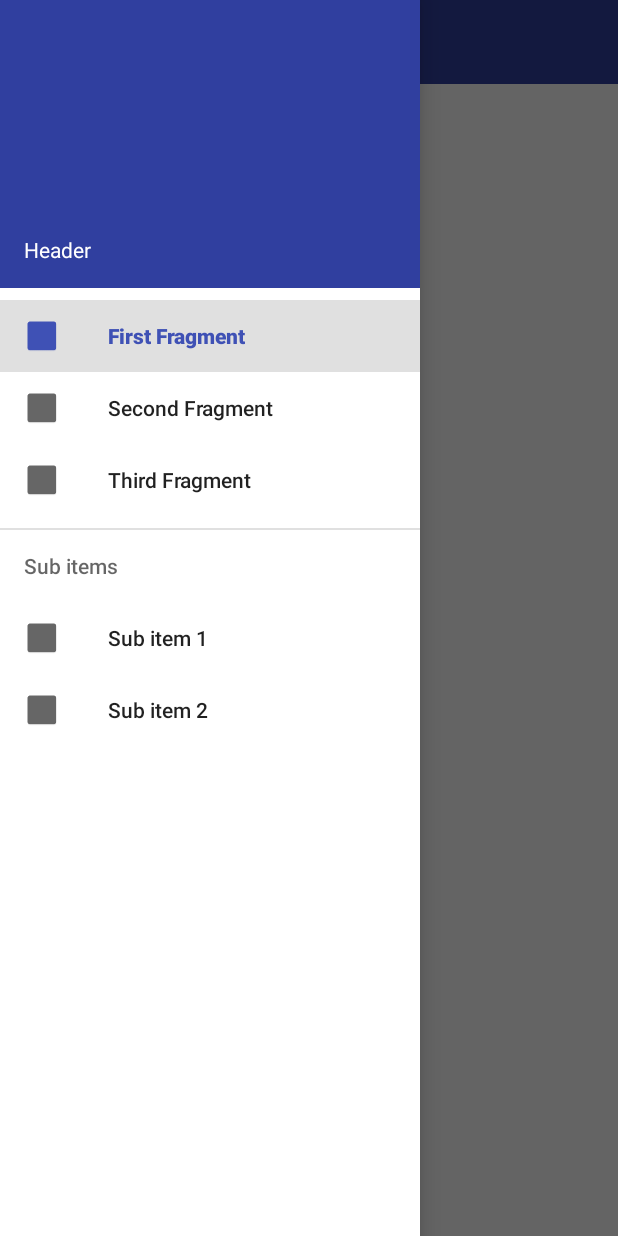
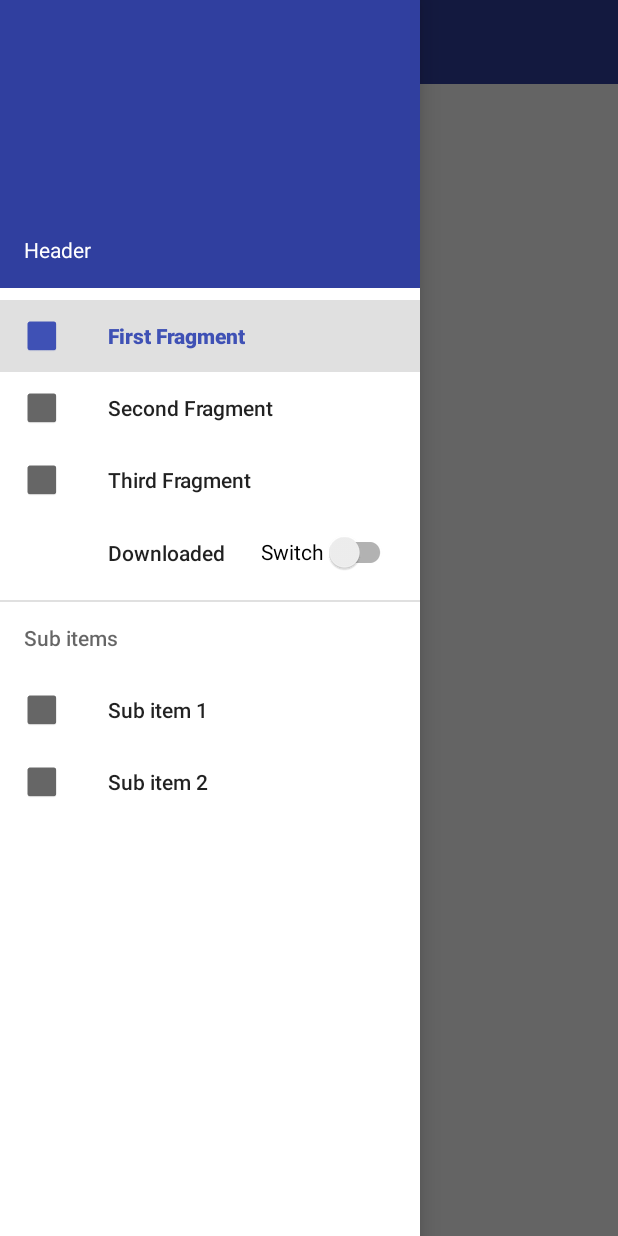
Before and after one commit to JasonXiang2014/AndroidTaste, an Android app: the NavigationDrawerAct screen opened directly, with no data from a screen before it, with the side drawer open, on a phone screen of 412 x 824 dp. Run offline under Robolectric (Android 15) with nearby library versions, the phone set to English and light mode, and no system bars; our stand-ins replace ButterKnife.

Commit message:
Adding custom views to navigation drawer

```diff
--- a/app/src/main/java/jasonxiang/com/doItYourself/xj/ui/navigationdrawer/NavigationDrawerAct.java
+++ b/app/src/main/java/jasonxiang/com/doItYourself/xj/ui/navigationdrawer/NavigationDrawerAct.java
@@ -5,11 +5,14 @@ import android.os.Bundle;
 import android.support.design.widget.NavigationView;
 import android.support.v4.app.Fragment;
 import android.support.v4.app.FragmentManager;
+import android.support.v4.view.MenuItemCompat;
 import android.support.v4.widget.DrawerLayout;
 import android.support.v7.app.ActionBarDrawerToggle;
 import android.support.v7.widget.Toolbar;
+import android.view.Menu;
 import android.view.MenuItem;
 import android.view.View;
+import android.widget.Toast;
 
 import butterknife.BindView;
 import jasonxiang.com.doItYourself.R;
@@ -51,9 +54,19 @@ public class NavigationDrawerAct extends BaseActivity {
         drawerToggle = setupDrawerToggle();
 
         setFirstFragmentContent();
+
+        Menu menu = nvDrawer.getMenu();
+        MenuItem menuItem = menu.findItem(R.id.nav_switch);
+        View actionView = MenuItemCompat.getActionView(menuItem);
+        actionView.setOnClickListener(new View.OnClickListener() {
+            @Override
+            public void onClick(View v) {
+                Toast.makeText(NavigationDrawerAct.this, "Click Switch", Toast.LENGTH_LONG).show();
+            }
+        });
     }
 
-    private void setFirstFragmentContent(){
+    private void setFirstFragmentContent() {
         Fragment fragment = PageFragment.newInstance(0);
         FragmentManager fragmentManager = getSupportFragmentManager();
         fragmentManager.beginTransaction().replace(R.id.flContent, fragment).commit();
--- /dev/null
+++ b/app/src/main/res/layout/action_view_switch.xml
@@ -0,0 +1,10 @@
+<?xml version="1.0" encoding="utf-8"?>
+<LinearLayout xmlns:android="http://schemas.android.com/apk/res/android"
+    android:orientation="horizontal" android:layout_width="match_parent"
+    android:layout_height="match_parent">
+
+    <android.support.v7.widget.SwitchCompat
+        android:layout_width="fill_parent"
+        android:layout_height="match_parent"
+        android:text="Switch"/>
+</LinearLayout>
--- a/app/src/main/res/menu/drawer_view.xml
+++ b/app/src/main/res/menu/drawer_view.xml
@@ -1,5 +1,6 @@
 <?xml version="1.0" encoding="utf-8"?>
-<menu xmlns:android="http://schemas.android.com/apk/res/android">
+<menu xmlns:android="http://schemas.android.com/apk/res/android"
+    xmlns:app="http://schemas.android.com/apk/res-auto">
     <group android:checkableBehavior="single">
         <item
             android:id="@+id/nav_first_fragment"
@@ -14,7 +15,10 @@
             android:id="@+id/nav_third_fragment"
             android:icon="@mipmap/ic_three"
             android:title="Third Fragment" />
-
+        <item
+            android:id="@+id/nav_switch"
+            android:title="Downloaded only"
+            app:actionLayout="@layout/action_view_switch" />
         <item android:title="Sub items">
             <menu>
                 <group android:checkableBehavior="single">
```
